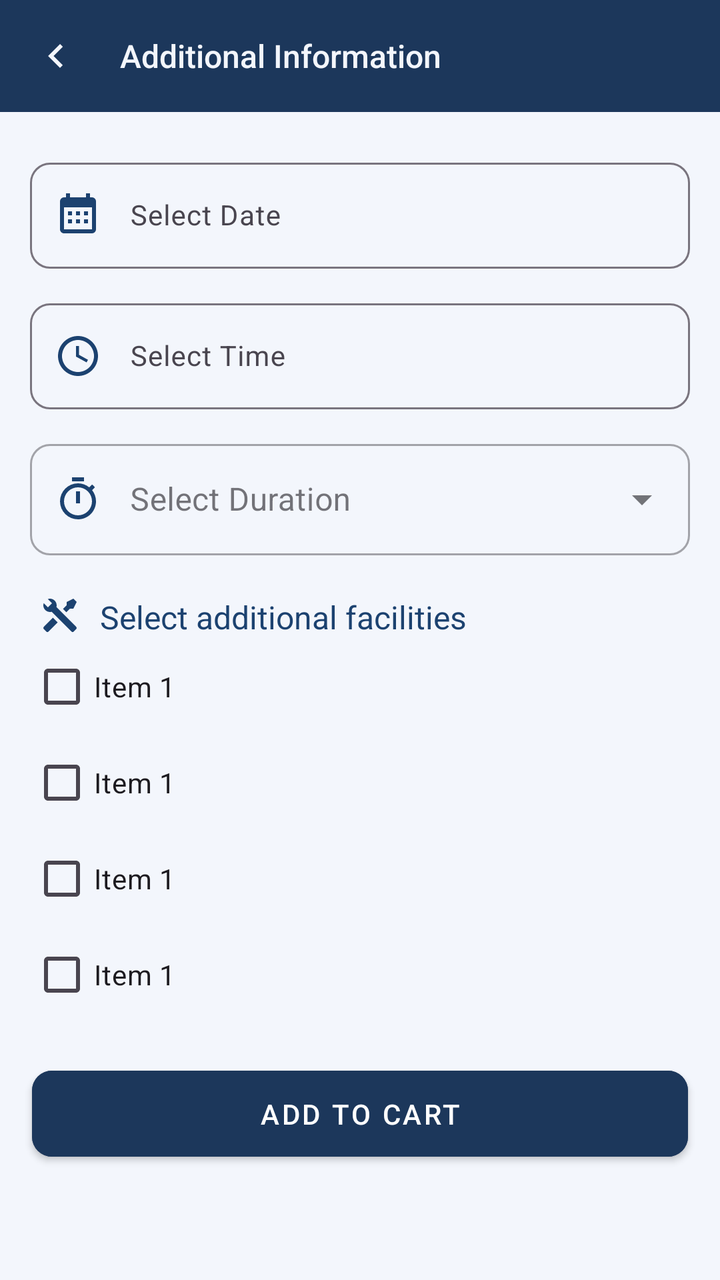
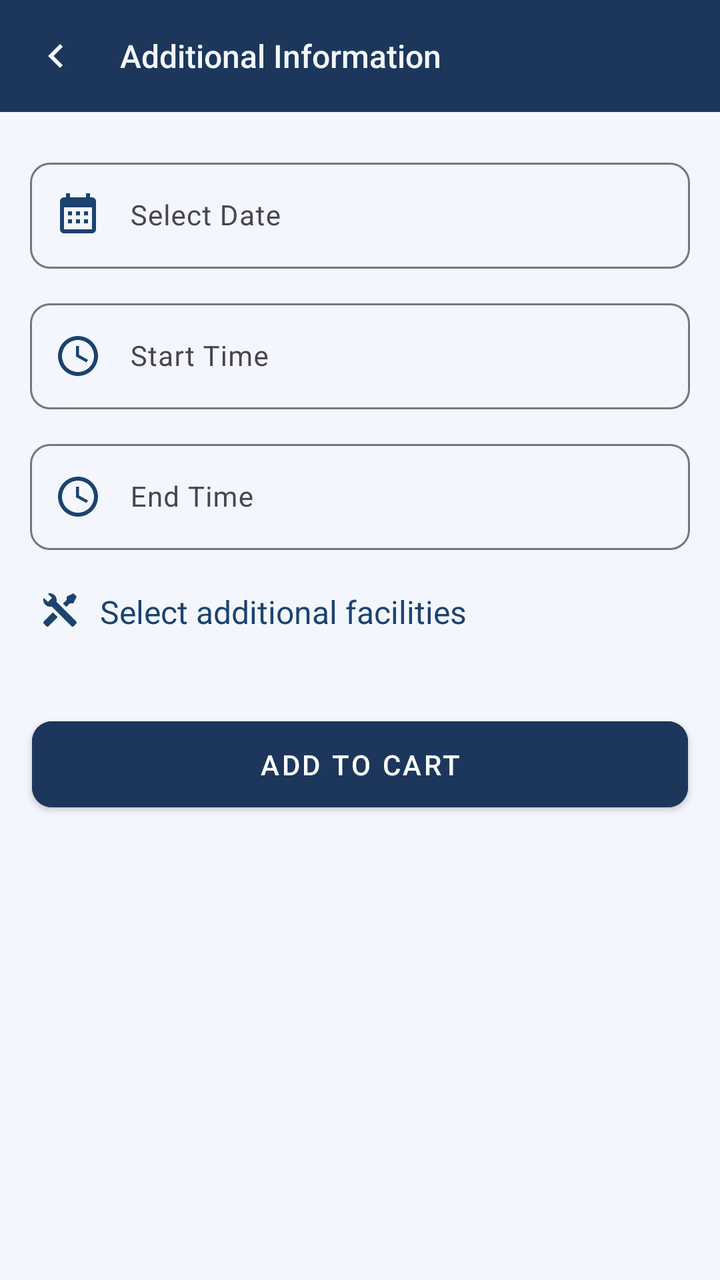

Before-and-after screenshots of an Android layout around one commit, followed by the original layout XML and the change that was made.
<!-- AndroidManifest.xml: application theme Theme.LabBooking -->
<!-- res/layout/activity_cart_confirm.xml -->
<?xml version="1.0" encoding="utf-8"?>
<androidx.coordinatorlayout.widget.CoordinatorLayout xmlns:android="http://schemas.android.com/apk/res/android"
    xmlns:app="http://schemas.android.com/apk/res-auto"
    xmlns:tools="http://schemas.android.com/tools"
    android:id="@+id/main"
    android:layout_width="match_parent"
    android:layout_height="match_parent"
    android:background="@color/main_50"
    tools:context=".activities.CartConfirm.CartConfirmActivity">

    <com.google.android.material.appbar.AppBarLayout
        android:layout_width="match_parent"
        android:layout_height="wrap_content">

        <com.google.android.material.appbar.MaterialToolbar
            android:id="@+id/topAppBar"
            android:layout_width="match_parent"
            android:layout_height="wrap_content"
            android:minHeight="0dp"
            app:title="Additional Information"
            android:background="@color/main_900"
            app:titleTextColor="@color/main_50"
            app:navigationIconTint="@color/main_50"
            app:titleTextAppearance="@style/OrderConfirmationToolbarTitle"
            app:navigationIcon="@drawable/ic_chevron_left" />

    </com.google.android.material.appbar.AppBarLayout>

    
    <androidx.core.widget.NestedScrollView
        android:layout_width="match_parent"
        android:layout_height="match_parent"
        app:layout_behavior="@string/appbar_scrolling_view_behavior">

        <androidx.constraintlayout.widget.ConstraintLayout
            android:layout_width="match_parent"
            android:layout_height="wrap_content">

            
            <com.google.android.material.textfield.TextInputLayout
                android:id="@+id/et_date_wrapper"
                android:layout_width="match_parent"
                android:layout_height="wrap_content"
                android:hint="Select Date"
                android:layout_marginTop="20dp"
                app:boxCornerRadiusBottomEnd="10dp"
                app:boxCornerRadiusBottomStart="10dp"
                app:boxCornerRadiusTopEnd="10dp"
                app:boxCornerRadiusTopStart="10dp"
                app:startIconDrawable="@drawable/ic_calendar"
                app:startIconTint="@color/main_800"
                android:layout_marginHorizontal="15dp"
                app:layout_constraintStart_toStartOf="parent"
                app:layout_constraintTop_toTopOf="parent">
                <com.google.android.material.textfield.TextInputEditText
                    android:id="@+id/et_date"
                    android:inputType="none"
                    android:textSize="14sp"
                    android:focusable="false"
                    android:clickable="true"
                    android:paddingStart="50dp"
                    android:layout_width="match_parent"
                    android:layout_height="match_parent"/>
            </com.google.android.material.textfield.TextInputLayout>

            
            <com.google.android.material.textfield.TextInputLayout
                android:id="@+id/et_time_wrapper"
                android:layout_width="match_parent"
                android:layout_height="wrap_content"
                android:hint="Select Time"
                android:layout_marginTop="12dp"
                app:boxCornerRadiusBottomEnd="10dp"
                app:boxCornerRadiusBottomStart="10dp"
                app:boxCornerRadiusTopEnd="10dp"
                app:boxCornerRadiusTopStart="10dp"
                app:startIconDrawable="@drawable/ic_clock"
                app:startIconTint="@color/main_800"
                android:layout_marginHorizontal="15dp"
                app:layout_constraintTop_toBottomOf="@id/et_date_wrapper"
                app:layout_constraintStart_toStartOf="parent">
                <com.google.android.material.textfield.TextInputEditText
                    android:id="@+id/et_time"
                    android:inputType="none"
                    android:textSize="14sp"
                    android:focusable="false"
                    android:clickable="true"
                    android:paddingStart="50dp"
                    android:layout_width="match_parent"
                    android:layout_height="match_parent"/>
            </com.google.android.material.textfield.TextInputLayout>

            <com.google.android.material.textfield.TextInputLayout
                android:id="@+id/et_duration_wrapper"
                android:layout_width="match_parent"
                android:layout_height="wrap_content"
                android:layout_marginHorizontal="15dp"
                android:layout_marginTop="12dp"
                app:boxCornerRadiusBottomEnd="10dp"
                app:boxCornerRadiusBottomStart="10dp"
                app:boxCornerRadiusTopEnd="10dp"
                app:boxCornerRadiusTopStart="10dp"
                app:startIconDrawable="@drawable/ic_timer"
                app:startIconTint="@color/main_800"
                style="@style/Widget.MaterialComponents.TextInputLayout.OutlinedBox.ExposedDropdownMenu"
                app:layout_constraintTop_toBottomOf="@id/et_time_wrapper"
                app:layout_constraintStart_toStartOf="parent">
                <AutoCompleteTextView
                    android:id="@+id/et_duration"
                    android:layout_width="match_parent"
                    android:layout_height="wrap_content"
                    android:paddingStart="50dp"
                    android:hint="Select Duration"
                    android:inputType="none" />
            </com.google.android.material.textfield.TextInputLayout>

            <LinearLayout
                android:id="@+id/ll_facility_header"
                android:layout_width="match_parent"
                android:layout_height="wrap_content"
                android:orientation="horizontal"
                android:layout_marginHorizontal="20dp"
                android:layout_marginTop="20dp"
                app:layout_constraintTop_toBottomOf="@id/et_duration_wrapper"
                app:layout_constraintStart_toStartOf="parent">
                <ImageView
                    android:layout_width="20dp"
                    android:layout_height="20dp"
                    android:layout_marginEnd="10dp"
                    android:src="@drawable/ic_tools"
                    app:tint="@color/main_800"
                    android:contentDescription="Tools Icon"/>

                <TextView
                    android:text="Select additional facilities"
                    android:textSize="16sp"
                    android:textColor="@color/main_800"
                    android:layout_width="wrap_content"
                    android:layout_height="wrap_content"/>
            </LinearLayout>

            <LinearLayout
                android:id="@+id/ll_facilities"
                android:layout_width="match_parent"
                android:layout_height="wrap_content"
                android:layout_marginHorizontal="15dp"
                android:orientation="vertical"
                app:layout_constraintTop_toBottomOf="@id/ll_facility_header"
                app:layout_constraintStart_toStartOf="parent">
                <CheckBox
                    android:layout_width="match_parent"
                    android:layout_height="wrap_content"
                    android:text="Item 1"/>
                <CheckBox
                    android:layout_width="match_parent"
                    android:layout_height="wrap_content"
                    android:text="Item 1"/>
                <CheckBox
                    android:layout_width="match_parent"
                    android:layout_height="wrap_content"
                    android:text="Item 1"/>
                <CheckBox
                    android:layout_width="match_parent"
                    android:layout_height="wrap_content"
                    android:text="Item 1"/>
            </LinearLayout>

            <Button
                android:id="@+id/btn_add"
                android:text="Add to cart"
                android:layout_width="match_parent"
                android:layout_height="wrap_content"
                android:layout_marginTop="18dp"
                android:backgroundTint="@color/main_900"
                android:layout_marginHorizontal="16dp"
                app:cornerRadius="10dp"
                android:paddingVertical="12dp"
                style="@style/Widget.MaterialComponents.Button"
                app:layout_constraintStart_toStartOf="parent"
                app:layout_constraintTop_toBottomOf="@id/ll_facilities"/>

        </androidx.constraintlayout.widget.ConstraintLayout>

    </androidx.core.widget.NestedScrollView>

</androidx.coordinatorlayout.widget.CoordinatorLayout>
<!-- resources referenced by this layout -->
<resources>
  <color name="main_50">#f3f6fc</color>
  <color name="main_800">#1c4270</color>
  <color name="main_900">#1c375b</color>
  <!-- drawable ic_calendar (drawable) -->
  <vector xmlns:android="http://schemas.android.com/apk/res/android" android:height="24dp" android:width="24dp" android:viewportWidth="24" android:viewportHeight="24"><path android:fillColor="#000000" android:pathData="M9,10V12H7V10H9M13,10V12H11V10H13M17,10V12H15V10H17M19,3A2,2 0 0,1 21,5V19A2,2 0 0,1 19,21H5C3.89,21 3,20.1 3,19V5A2,2 0 0,1 5,3H6V1H8V3H16V1H18V3H19M19,19V8H5V19H19M9,14V16H7V14H9M13,14V16H11V14H13M17,14V16H15V14H17Z" /></vector>
  <!-- drawable ic_chevron_left (drawable) -->
  <vector xmlns:android="http://schemas.android.com/apk/res/android" android:height="24dp" android:width="24dp" android:viewportWidth="24" android:viewportHeight="24"><path android:fillColor="#000000" android:pathData="M15.41,16.58L10.83,12L15.41,7.41L14,6L8,12L14,18L15.41,16.58Z" /></vector>
  <!-- drawable ic_clock (drawable) -->
  <vector xmlns:android="http://schemas.android.com/apk/res/android" android:height="24dp" android:width="24dp" android:viewportWidth="24" android:viewportHeight="24"><path android:fillColor="#000000" android:pathData="M12 20C16.4 20 20 16.4 20 12S16.4 4 12 4 4 7.6 4 12 7.6 20 12 20M12 2C17.5 2 22 6.5 22 12S17.5 22 12 22C6.5 22 2 17.5 2 12C2 6.5 6.5 2 12 2M17 13.9L16.3 15.2L11 12.3V7H12.5V11.4L17 13.9Z" /></vector>
  <!-- drawable ic_timer (drawable) -->
  <vector xmlns:android="http://schemas.android.com/apk/res/android" android:height="24dp" android:width="24dp" android:viewportWidth="24" android:viewportHeight="24"><path android:fillColor="#000000" android:pathData="M12,20A7,7 0 0,1 5,13A7,7 0 0,1 12,6A7,7 0 0,1 19,13A7,7 0 0,1 12,20M19.03,7.39L20.45,5.97C20,5.46 19.55,5 19.04,4.56L17.62,6C16.07,4.74 14.12,4 12,4A9,9 0 0,0 3,13A9,9 0 0,0 12,22C17,22 21,17.97 21,13C21,10.88 20.26,8.93 19.03,7.39M11,14H13V8H11M15,1H9V3H15V1Z" /></vector>
  <!-- drawable ic_tools (drawable) -->
  <vector xmlns:android="http://schemas.android.com/apk/res/android" android:height="24dp" android:width="24dp" android:viewportWidth="24" android:viewportHeight="24"><path android:fillColor="#000000" android:pathData="M21.71 20.29L20.29 21.71A1 1 0 0 1 18.88 21.71L7 9.85A3.81 3.81 0 0 1 6 10A4 4 0 0 1 2.22 4.7L4.76 7.24L5.29 6.71L6.71 5.29L7.24 4.76L4.7 2.22A4 4 0 0 1 10 6A3.81 3.81 0 0 1 9.85 7L21.71 18.88A1 1 0 0 1 21.71 20.29M2.29 18.88A1 1 0 0 0 2.29 20.29L3.71 21.71A1 1 0 0 0 5.12 21.71L10.59 16.25L7.76 13.42M20 2L16 4V6L13.83 8.17L15.83 10.17L18 8H20L22 4Z" /></vector>
  <style name="OrderConfirmationToolbarTitle" parent="TextAppearance.Widget.AppCompat.Toolbar.Title">
          <item name="android:textSize">16sp</item>
      </style>
  <style name="Theme.LabBooking" parent="Base.Theme.LabBooking" />
  <style name="Base.Theme.LabBooking" parent="Theme.Material3.DayNight.NoActionBar">
          
          <item name="colorPrimary">@color/main_900</item>
          <item name="android:statusBarColor">@color/main_900</item>
      </style>
</resources>

<!-- the commit's change to res/layout/activity_cart_confirm.xml (unified diff, before → after) -->
@@ -65,10 +65,10 @@
 
             
             <com.google.android.material.textfield.TextInputLayout
-                android:id="@+id/et_time_wrapper"
+                android:id="@+id/et_starttime_wrapper"
                 android:layout_width="match_parent"
                 android:layout_height="wrap_content"
-                android:hint="Select Time"
+                android:hint="Start Time"
                 android:layout_marginTop="12dp"
                 app:boxCornerRadiusBottomEnd="10dp"
                 app:boxCornerRadiusBottomStart="10dp"
@@ -80,7 +80,7 @@
                 app:layout_constraintTop_toBottomOf="@id/et_date_wrapper"
                 app:layout_constraintStart_toStartOf="parent">
                 <com.google.android.material.textfield.TextInputEditText
-                    android:id="@+id/et_time"
+                    android:id="@+id/et_starttime"
                     android:inputType="none"
                     android:textSize="14sp"
                     android:focusable="false"
@@ -90,29 +90,34 @@
                     android:layout_height="match_parent"/>
             </com.google.android.material.textfield.TextInputLayout>
 
+            
             <com.google.android.material.textfield.TextInputLayout
-                android:id="@+id/et_duration_wrapper"
+                android:id="@+id/et_endtime_wrapper"
                 android:layout_width="match_parent"
                 android:layout_height="wrap_content"
-                android:layout_marginHorizontal="15dp"
+                android:hint="End Time"
                 android:layout_marginTop="12dp"
                 app:boxCornerRadiusBottomEnd="10dp"
                 app:boxCornerRadiusBottomStart="10dp"
                 app:boxCornerRadiusTopEnd="10dp"
                 app:boxCornerRadiusTopStart="10dp"
-                app:startIconDrawable="@drawable/ic_timer"
+                app:startIconDrawable="@drawable/ic_clock"
                 app:startIconTint="@color/main_800"
-                style="@style/Widget.MaterialComponents.TextInputLayout.OutlinedBox.ExposedDropdownMenu"
-                app:layout_constraintTop_toBottomOf="@id/et_time_wrapper"
+                android:layout_marginHorizontal="15dp"
+                app:layout_constraintTop_toBottomOf="@id/et_starttime_wrapper"
                 app:layout_constraintStart_toStartOf="parent">
-                <AutoCompleteTextView
-                    android:id="@+id/et_duration"
+                <com.google.android.material.textfield.TextInputEditText
+                    android:id="@+id/et_endtime"
+                    android:inputType="none"
+                    android:textSize="14sp"
+                    android:focusable="false"
+                    android:clickable="true"
+                    android:paddingStart="50dp"
                     android:layout_width="match_parent"
-                    android:layout_height="wrap_content"
-                    android:paddingStart="50dp"
-                    android:hint="Select Duration"
-                    android:inputType="none" />
+                    android:layout_height="match_parent"/>
             </com.google.android.material.textfield.TextInputLayout>
+
+
 
             <LinearLayout
                 android:id="@+id/ll_facility_header"
@@ -121,7 +126,7 @@
                 android:orientation="horizontal"
                 android:layout_marginHorizontal="20dp"
                 android:layout_marginTop="20dp"
-                app:layout_constraintTop_toBottomOf="@id/et_duration_wrapper"
+                app:layout_constraintTop_toBottomOf="@id/et_endtime_wrapper"
                 app:layout_constraintStart_toStartOf="parent">
                 <ImageView
                     android:layout_width="20dp"
@@ -139,31 +144,13 @@
                     android:layout_height="wrap_content"/>
             </LinearLayout>
 
-            <LinearLayout
-                android:id="@+id/ll_facilities"
+            <androidx.recyclerview.widget.RecyclerView
+                android:id="@+id/facilityRecyclerView"
                 android:layout_width="match_parent"
-                android:layout_height="wrap_content"
-                android:layout_marginHorizontal="15dp"
-                android:orientation="vertical"
+                android:layout_height="0dp"
+                android:layout_marginTop="20dp"
                 app:layout_constraintTop_toBottomOf="@id/ll_facility_header"
-                app:layout_constraintStart_toStartOf="parent">
-                <CheckBox
-                    android:layout_width="match_parent"
-                    android:layout_height="wrap_content"
-                    android:text="Item 1"/>
-                <CheckBox
-                    android:layout_width="match_parent"
-                    android:layout_height="wrap_content"
-                    android:text="Item 1"/>
-                <CheckBox
-                    android:layout_width="match_parent"
-                    android:layout_height="wrap_content"
-                    android:text="Item 1"/>
-                <CheckBox
-                    android:layout_width="match_parent"
-                    android:layout_height="wrap_content"
-                    android:text="Item 1"/>
-            </LinearLayout>
+                app:layout_constraintStart_toStartOf="parent"/>
 
             <Button
                 android:id="@+id/btn_add"
@@ -177,7 +164,7 @@
                 android:paddingVertical="12dp"
                 style="@style/Widget.MaterialComponents.Button"
                 app:layout_constraintStart_toStartOf="parent"
-                app:layout_constraintTop_toBottomOf="@id/ll_facilities"/>
+                app:layout_constraintTop_toBottomOf="@id/facilityRecyclerView"/>
 
         </androidx.constraintlayout.widget.ConstraintLayout>
 
<!-- resource entries referenced after the edit -->
@@ -9,8 +9,6 @@
   <vector xmlns:android="http://schemas.android.com/apk/res/android" android:height="24dp" android:width="24dp" android:viewportWidth="24" android:viewportHeight="24"><path android:fillColor="#000000" android:pathData="M15.41,16.58L10.83,12L15.41,7.41L14,6L8,12L14,18L15.41,16.58Z" /></vector>
   <!-- drawable ic_clock (drawable) -->
   <vector xmlns:android="http://schemas.android.com/apk/res/android" android:height="24dp" android:width="24dp" android:viewportWidth="24" android:viewportHeight="24"><path android:fillColor="#000000" android:pathData="M12 20C16.4 20 20 16.4 20 12S16.4 4 12 4 4 7.6 4 12 7.6 20 12 20M12 2C17.5 2 22 6.5 22 12S17.5 22 12 22C6.5 22 2 17.5 2 12C2 6.5 6.5 2 12 2M17 13.9L16.3 15.2L11 12.3V7H12.5V11.4L17 13.9Z" /></vector>
-  <!-- drawable ic_timer (drawable) -->
-  <vector xmlns:android="http://schemas.android.com/apk/res/android" android:height="24dp" android:width="24dp" android:viewportWidth="24" android:viewportHeight="24"><path android:fillColor="#000000" android:pathData="M12,20A7,7 0 0,1 5,13A7,7 0 0,1 12,6A7,7 0 0,1 19,13A7,7 0 0,1 12,20M19.03,7.39L20.45,5.97C20,5.46 19.55,5 19.04,4.56L17.62,6C16.07,4.74 14.12,4 12,4A9,9 0 0,0 3,13A9,9 0 0,0 12,22C17,22 21,17.97 21,13C21,10.88 20.26,8.93 19.03,7.39M11,14H13V8H11M15,1H9V3H15V1Z" /></vector>
   <!-- drawable ic_tools (drawable) -->
   <vector xmlns:android="http://schemas.android.com/apk/res/android" android:height="24dp" android:width="24dp" android:viewportWidth="24" android:viewportHeight="24"><path android:fillColor="#000000" android:pathData="M21.71 20.29L20.29 21.71A1 1 0 0 1 18.88 21.71L7 9.85A3.81 3.81 0 0 1 6 10A4 4 0 0 1 2.22 4.7L4.76 7.24L5.29 6.71L6.71 5.29L7.24 4.76L4.7 2.22A4 4 0 0 1 10 6A3.81 3.81 0 0 1 9.85 7L21.71 18.88A1 1 0 0 1 21.71 20.29M2.29 18.88A1 1 0 0 0 2.29 20.29L3.71 21.71A1 1 0 0 0 5.12 21.71L10.59 16.25L7.76 13.42M20 2L16 4V6L13.83 8.17L15.83 10.17L18 8H20L22 4Z" /></vector>
   <style name="OrderConfirmationToolbarTitle" parent="TextAppearance.Widget.AppCompat.Toolbar.Title">
